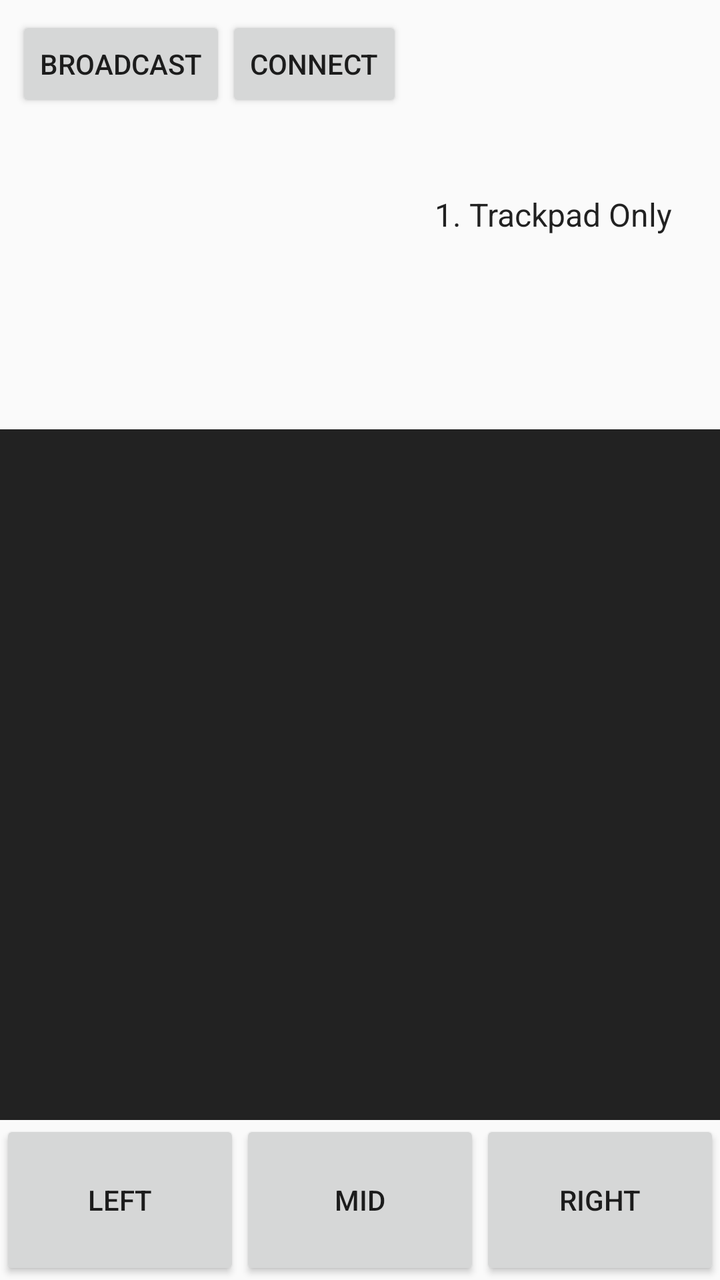
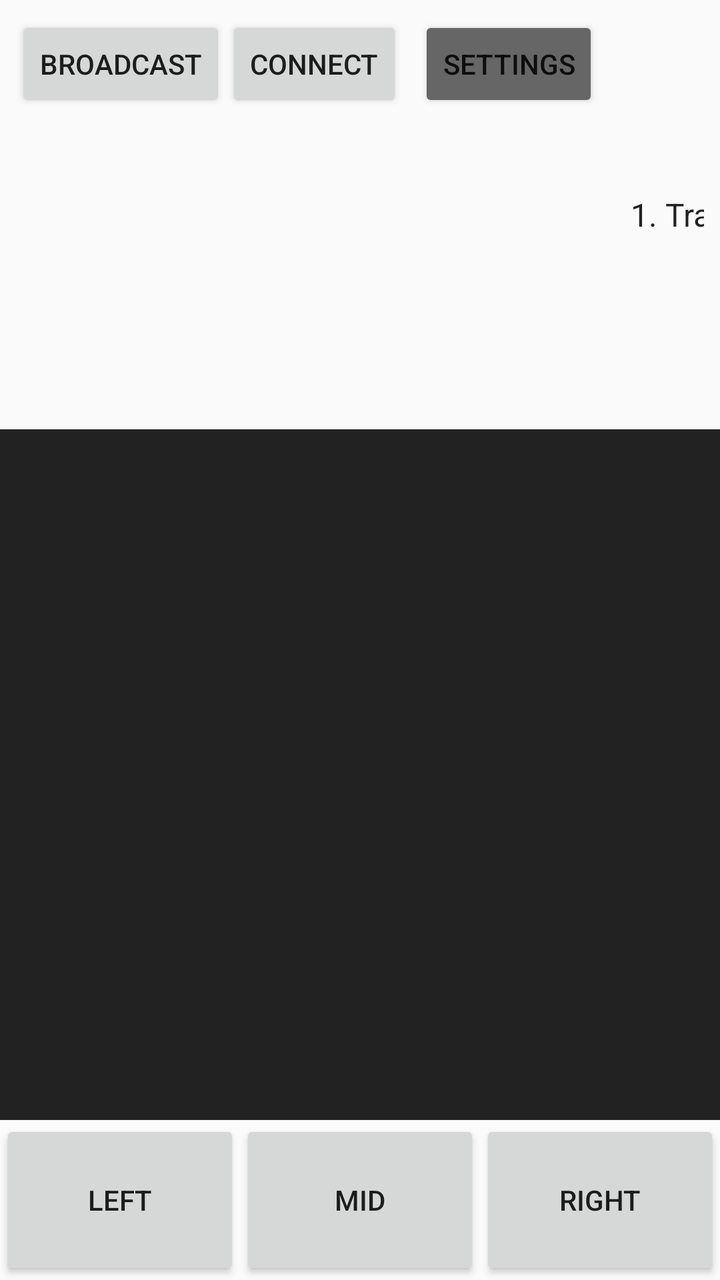

Compare the two renders of this Android layout. The source of the first and the diff that turns it into the second are given below.
<!-- AndroidManifest.xml: application theme Theme.BluetoothTrackpad -->
<!-- res/layout/activity_main.xml -->
<?xml version="1.0" encoding="utf-8"?>
<androidx.constraintlayout.widget.ConstraintLayout xmlns:android="http://schemas.android.com/apk/res/android"
    xmlns:app="http://schemas.android.com/apk/res-auto"
    xmlns:tools="http://schemas.android.com/tools"
    android:layout_width="match_parent"
    android:layout_height="match_parent"
    tools:context=".MainActivity">

    <LinearLayout
        android:id="@+id/topBar"
        android:layout_width="match_parent"
        android:layout_height="wrap_content"
        android:orientation="horizontal"
        android:padding="8dp"
        app:layout_constraintTop_toTopOf="parent">

        <Button
            android:id="@+id/btnInit"
            android:layout_width="wrap_content"
            android:layout_height="wrap_content"
            android:text="Broadcast" />

        <Button
            android:id="@+id/btnConnect"
            android:layout_width="wrap_content"
            android:layout_height="wrap_content"
            android:text="Connect" />

        <TextView
            android:id="@+id/tvStatus"
            android:layout_width="wrap_content"
            android:layout_height="wrap_content"
            android:layout_gravity="center_vertical"
            android:layout_marginStart="8dp"
            android:text="Disconnected"
            android:layout_weight="1" />

        <Spinner
            android:id="@+id/spinnerMode"
            android:layout_width="wrap_content"
            android:layout_height="wrap_content"
            android:layout_gravity="center_vertical"
            android:entries="@array/mode_array" />
    </LinearLayout>

    <FrameLayout
        android:id="@+id/contentContainer"
        android:layout_width="match_parent"
        android:layout_height="0dp"
        app:layout_constraintTop_toBottomOf="@id/topBar"
        app:layout_constraintBottom_toBottomOf="parent">

        
        <LinearLayout
            android:id="@+id/layoutTrackpadOnly"
            android:layout_width="match_parent"
            android:layout_height="match_parent"
            android:orientation="vertical">

            <View
                android:id="@+id/touchArea1"
                android:layout_width="match_parent"
                android:layout_height="0dp"
                android:layout_weight="1"
                android:background="#222" />

            <LinearLayout
                android:layout_width="match_parent"
                android:layout_height="wrap_content"
                android:orientation="horizontal">

                <Button
                    android:id="@+id/btnLeftClick1"
                    android:layout_width="0dp"
                    android:layout_height="80dp"
                    android:layout_weight="1"
                    android:text="Left" />

                <Button
                    android:id="@+id/btnMiddleClick1"
                    android:layout_width="0dp"
                    android:layout_height="80dp"
                    android:layout_weight="1"
                    android:text="Mid" />

                <Button
                    android:id="@+id/btnRightClick1"
                    android:layout_width="0dp"
                    android:layout_height="80dp"
                    android:layout_weight="1"
                    android:text="Right" />
            </LinearLayout>
        </LinearLayout>

        
        <LinearLayout
            android:id="@+id/layoutTrackpadKeyboard"
            android:layout_width="match_parent"
            android:layout_height="match_parent"
            android:orientation="vertical"
            android:visibility="gone">

            <View
                android:id="@+id/touchArea2"
                android:layout_width="match_parent"
                android:layout_height="0dp"
                android:layout_weight="1"
                android:background="#333" />
                
            <LinearLayout
                android:layout_width="match_parent"
                android:layout_height="wrap_content"
                android:orientation="horizontal">

                <Button
                    android:id="@+id/btnLeftClick2"
                    android:layout_width="0dp"
                    android:layout_height="50dp"
                    android:layout_weight="1"
                    android:text="Left" />

                <Button
                    android:id="@+id/btnMiddleClick2"
                    android:layout_width="0dp"
                    android:layout_height="50dp"
                    android:layout_weight="1"
                    android:text="Mid" />

                <Button
                    android:id="@+id/btnRightClick2"
                    android:layout_width="0dp"
                    android:layout_height="50dp"
                    android:layout_weight="1"
                    android:text="Right" />
            </LinearLayout>

            <LinearLayout
                android:layout_width="match_parent"
                android:layout_height="wrap_content"
                android:orientation="horizontal"
                android:padding="4dp">

                <EditText
                    android:id="@+id/etImmediateSend"
                    android:layout_width="0dp"
                    android:layout_height="wrap_content"
                    android:layout_weight="1"
                    android:hint="Immediate typing..." />

                <Button
                    android:id="@+id/btnSpecialKeys"
                    android:layout_width="wrap_content"
                    android:layout_height="wrap_content"
                    android:text="Special Keys" />
            </LinearLayout>

            <LinearLayout
                android:layout_width="match_parent"
                android:layout_height="wrap_content"
                android:orientation="horizontal"
                android:padding="4dp">

                <EditText
                    android:id="@+id/etStringSend"
                    android:layout_width="0dp"
                    android:layout_height="wrap_content"
                    android:layout_weight="1"
                    android:hint="Type string and send..." />

                <Button
                    android:id="@+id/btnSendString"
                    android:layout_width="wrap_content"
                    android:layout_height="wrap_content"
                    android:text="Send" />

                <Button
                    android:id="@+id/btnClipboard"
                    android:layout_width="wrap_content"
                    android:layout_height="wrap_content"
                    android:text="Clipboard" />
            </LinearLayout>
        </LinearLayout>

        
        <FrameLayout
            android:id="@+id/layoutThinkpad"
            android:layout_width="match_parent"
            android:layout_height="match_parent"
            android:visibility="gone"
            android:background="#2a2a2a">
            
            <View
                android:id="@+id/touchArea3"
                android:layout_width="match_parent"
                android:layout_height="match_parent" />
            
            
        </FrameLayout>

        
        <LinearLayout
            android:id="@+id/layoutMultimedia"
            android:layout_width="match_parent"
            android:layout_height="match_parent"
            android:orientation="vertical"
            android:gravity="center"
            android:visibility="gone"
            android:background="#2a2a2a"
            android:padding="16dp">
            
            <TextView
                android:layout_width="wrap_content"
                android:layout_height="wrap_content"
                android:text="Media Controls"
                android:textColor="#FFF"
                android:textSize="20sp"
                android:layout_marginBottom="16dp"/>

            <GridLayout
                android:layout_width="wrap_content"
                android:layout_height="wrap_content"
                android:columnCount="3"
                android:rowCount="4"
                android:useDefaultMargins="true"
                android:alignmentMode="alignBounds">

                
                <Button android:id="@+id/btnVolDown" android:text="Vol -" />
                <Button android:id="@+id/btnMute" android:text="Mute" />
                <Button android:id="@+id/btnVolUp" android:text="Vol +" />

                
                <Button android:id="@+id/btnPrevTrack" android:text="Prev" />
                <Button android:id="@+id/btnPlayPause" android:text="Play/Pause" />
                <Button android:id="@+id/btnNextTrack" android:text="Next" />
                
                
                <Button android:id="@+id/btnBrightDown" android:text="Bright -" />
                <Space android:layout_width="50dp" />
                <Button android:id="@+id/btnBrightUp" android:text="Bright +" />
                
                
                <Button android:id="@+id/btnDisplayMode" android:layout_columnSpan="3" android:layout_gravity="fill_horizontal" android:text="Toggle Display (Win+P)" />
            </GridLayout>
        </LinearLayout>

        
        <LinearLayout
            android:id="@+id/layoutPresentation"
            android:layout_width="match_parent"
            android:layout_height="match_parent"
            android:orientation="vertical"
            android:visibility="gone"
            android:background="#2a2a2a">
            
            <LinearLayout
                android:layout_width="match_parent"
                android:layout_height="100dp"
                android:orientation="horizontal">
                
                <Button
                    android:id="@+id/btnF5"
                    android:layout_width="0dp"
                    android:layout_height="match_parent"
                    android:layout_weight="1"
                    android:text="F5 (Start)" />
                    
                <Button
                    android:id="@+id/btnEsc"
                    android:layout_width="0dp"
                    android:layout_height="match_parent"
                    android:layout_weight="1"
                    android:text="Esc (Stop)" />
            </LinearLayout>

            <TextView
                android:layout_width="match_parent"
                android:layout_height="wrap_content"
                android:text="Pointer Area"
                android:textAlignment="center"
                android:textColor="#FFF"
                android:padding="8dp"/>
                
            <View
                android:id="@+id/touchAreaPresentation"
                android:layout_width="match_parent"
                android:layout_height="0dp"
                android:layout_weight="1"
                android:background="#1a1a1a" />

            <LinearLayout
                android:layout_width="match_parent"
                android:layout_height="120dp"
                android:orientation="horizontal">

                <Button
                    android:id="@+id/btnPrevSlide"
                    android:layout_width="0dp"
                    android:layout_height="match_parent"
                    android:layout_weight="1"
                    android:text="&lt; Prev"
                    android:textSize="24sp" />

                <Button
                    android:id="@+id/btnNextSlide"
                    android:layout_width="0dp"
                    android:layout_height="match_parent"
                    android:layout_weight="1"
                    android:text="Next &gt;"
                    android:textSize="24sp" />
            </LinearLayout>
        </LinearLayout>
        
        <FrameLayout
            android:id="@+id/layoutGamepad"
            android:layout_width="match_parent"
            android:layout_height="match_parent"
            android:visibility="gone"
            android:background="#1a1a1a">
        </FrameLayout>


    </FrameLayout>
</androidx.constraintlayout.widget.ConstraintLayout>
<!-- resources referenced by this layout -->
<resources>
  <string-array name="mode_array">
          <item>1. Trackpad Only</item>
          <item>2. Trackpad + Keyboard</item>
          <item>3. Thinkpad Style</item>
          <item>4. Multimedia Mode</item>
          <item>5. Presentation Mode</item>
          <item>6. Xbox Controller Mode</item>
      </string-array>
  <style name="Theme.BluetoothTrackpad" parent="Theme.AppCompat.DayNight.NoActionBar">
      
    </style>
</resources>

<!-- the commit's change to res/layout/activity_main.xml (unified diff, before → after) -->
@@ -35,6 +35,13 @@
             android:text="Disconnected"
             android:layout_weight="1" />
 
+            <Button
+                android:id="@+id/btnSettings"
+                android:layout_width="wrap_content"
+                android:layout_height="wrap_content"
+                android:text="Settings"
+                android:layout_marginEnd="8dp"
+                android:backgroundTint="#666"/>
         <Spinner
             android:id="@+id/spinnerMode"
             android:layout_width="wrap_content"
